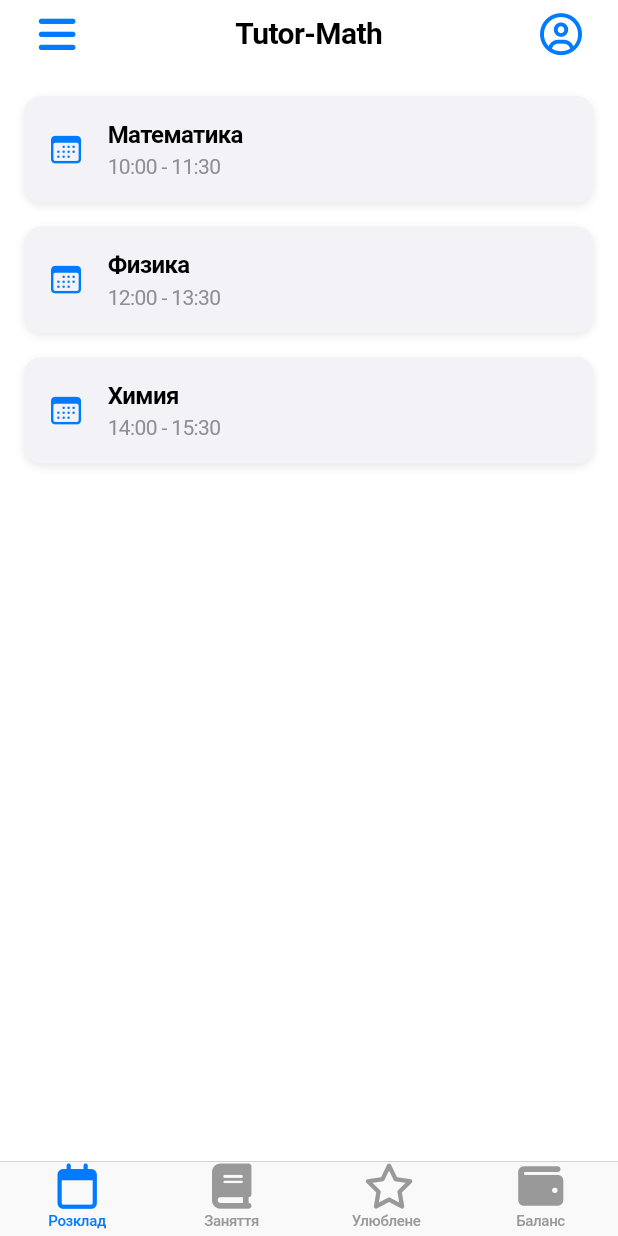
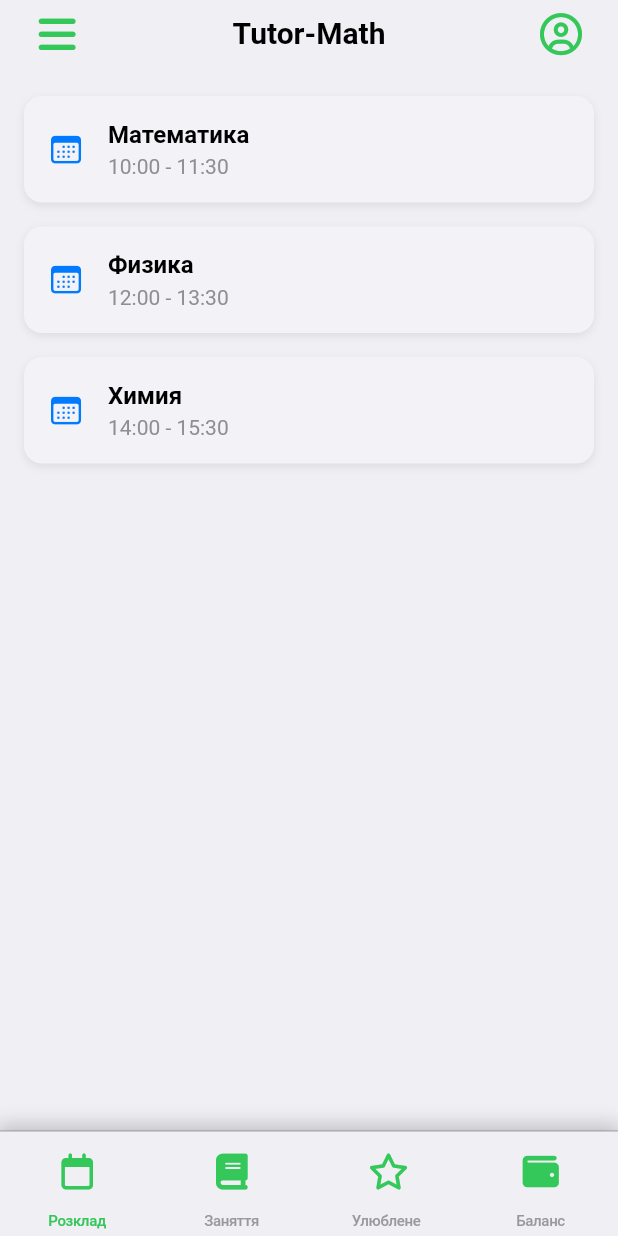
Before and after one commit to doobok/app_flutter_tutor_math, a Flutter app: the screen it shows after launch, on a phone screen of 412 x 824 dp. Run offline on Flutter 3.47's test engine with Material 3 defaults, Android fonts, the phone set to English and light mode, and no system bars; our stand-ins replace font_awesome_flutter.

Commit message:
Update theme

```diff
--- a/lib/app/app.dart
+++ /dev/null
@@ -1,14 +0,0 @@
-import 'package:flutter/cupertino.dart';
-import 'routes.dart';
-
-class App extends StatelessWidget {
-  const App({super.key});
-
-  @override
-  Widget build(BuildContext context) {
-    return CupertinoApp(
-      initialRoute: '/welcome',
-      onGenerateRoute: RouteGenerator.generateRoute,
-    );
-  }
-}
--- /dev/null
+++ b/lib/app/constants/app_constants.dart
@@ -0,0 +1,5 @@
+class AppConstants {
+  static const String appName = 'Tutor-Math';
+  static const String appVersion = '1.0.0';
+  static const String privacyPolicyUrl = 'https://example.com/privacy-policy';
+}
--- /dev/null
+++ b/lib/app/constants/app_theme.dart
@@ -0,0 +1,98 @@
+import 'package:flutter/cupertino.dart';
+
+class AppTheme {
+  static const Color primaryColor = CupertinoColors.activeGreen;
+  static const Color secondaryColor = CupertinoColors.systemGrey;
+  static const Color accentColor = CupertinoColors.systemYellow;
+  static const Color primaryTextColor = CupertinoColors.black;
+  static const Color secondaryTextColor = CupertinoColors.systemGrey;
+  static const Color lightBackgroundColor = CupertinoColors.extraLightBackgroundGray;
+  static const Color darkBackgroundColor = CupertinoColors.darkBackgroundGray;
+  static const Color lightCardColor = CupertinoColors.white;
+  static const Color darkCardColor = CupertinoColors.systemGrey6;
+  static const Color iconColor = CupertinoColors.activeGreen;
+
+  static const TextStyle lightTitleTextStyle = TextStyle(
+    fontSize: 24,
+    fontWeight: FontWeight.bold,
+    color: CupertinoColors.black,
+  );
+
+  static const TextStyle lightBodyTextStyle = TextStyle(
+    fontSize: 16,
+    color: CupertinoColors.black,
+  );
+
+  static const TextStyle lightCaptionTextStyle = TextStyle(
+    fontSize: 14,
+    color: CupertinoColors.systemGrey,
+  );
+
+  static const TextStyle darkTitleTextStyle = TextStyle(
+    fontSize: 24,
+    fontWeight: FontWeight.bold,
+    color: CupertinoColors.white,
+  );
+
+  static const TextStyle darkBodyTextStyle = TextStyle(
+    fontSize: 16,
+    color: CupertinoColors.white,
+  );
+
+  static const TextStyle darkCaptionTextStyle = TextStyle(
+    fontSize: 14,
+    color: CupertinoColors.systemGrey2,
+  );
+
+  static const double cardBorderRadius = 12.0;
+  static const double buttonBorderRadius = 8.0;
+  static const double defaultPadding = 16.0;
+  static const double smallPadding = 8.0;
+  static const double largePadding = 24.0;
+
+  static const BoxShadow cardShadow = BoxShadow(
+    color: CupertinoColors.systemGrey,
+    offset: Offset(0, 2),
+    blurRadius: 4,
+    spreadRadius: 0,
+  );
+
+  static const BoxShadow buttonShadow = BoxShadow(
+    color: CupertinoColors.systemGrey,
+    offset: Offset(0, 1),
+    blurRadius: 2,
+    spreadRadius: 0,
+  );
+
+  static const Duration buttonAnimationDuration = Duration(milliseconds: 200);
+  static const Duration pageTransitionDuration = Duration(milliseconds: 300);
+  static const double bottomBarIconSize = 24.0;
+  static const double cardIconSize = 32.0;
+
+  static final CupertinoThemeData lightTheme = CupertinoThemeData(
+    primaryColor: primaryColor,
+    textTheme: CupertinoTextThemeData(
+      textStyle: lightBodyTextStyle,
+      navTitleTextStyle: lightTitleTextStyle,
+    ),
+    barBackgroundColor: lightBackgroundColor,
+    scaffoldBackgroundColor: lightBackgroundColor,
+    primaryContrastingColor: iconColor,
+  );
+
+  static final CupertinoThemeData darkTheme = CupertinoThemeData(
+    primaryColor: primaryColor,
+    textTheme: CupertinoTextThemeData(
+      textStyle: darkBodyTextStyle,
+      navTitleTextStyle: darkTitleTextStyle,
+    ),
+    barBackgroundColor: darkBackgroundColor,
+    scaffoldBackgroundColor: darkBackgroundColor,
+    primaryContrastingColor: iconColor,
+  );
+
+  static CupertinoThemeData getTheme(BuildContext context) {
+    final brightness = MediaQuery.platformBrightnessOf(context);
+    return brightness == Brightness.dark ? darkTheme : lightTheme;
+  }
+}
--- a/lib/core/utils/bottom_bar.dart
+++ b/lib/core/utils/bottom_bar.dart
@@ -13,27 +13,76 @@ class BottomBar extends StatelessWidget {
 
   @override
   Widget build(BuildContext context) {
-    return CupertinoTabBar(
+    return Container(
+      decoration: BoxDecoration(
+        boxShadow: [
+          BoxShadow(
+            color: CupertinoColors.systemGrey.withOpacity(0.5),
+            spreadRadius: 2,
+            blurRadius: 10,
+            offset: const Offset(0, -2), // Тень сверху
+          ),
+        ],
+      ),
+      child: CupertinoTabBar(
         currentIndex: currentIndex,
         onTap: onTabSelected,
-      items: const <BottomNavigationBarItem>[
+        height: 70, // Увеличиваем высоту нижнего меню
+        items: <BottomNavigationBarItem>[
           BottomNavigationBarItem(
-          icon: Icon(FontAwesomeIcons.calendar),
+            icon: Icon(
+              FontAwesomeIcons.calendar,
+              size: 24, // Уменьшаем размер иконки
+              color: CupertinoTheme.of(context).primaryContrastingColor,
+            ),
+            activeIcon: Icon(
+              FontAwesomeIcons.calendar,
+              size: 24,
+              color: CupertinoTheme.of(context).primaryColor, // Цвет активной иконки
+            ),
             label: 'Розклад',
           ),
           BottomNavigationBarItem(
-          icon: Icon(FontAwesomeIcons.book),
+            icon: Icon(
+              FontAwesomeIcons.book,
+              size: 24, // Уменьшаем размер иконки
+              color: CupertinoTheme.of(context).primaryContrastingColor,
+            ),
+            activeIcon: Icon(
+              FontAwesomeIcons.book,
+              size: 24,
+              color: CupertinoTheme.of(context).primaryColor, // Цвет активной иконки
+            ),
             label: 'Заняття',
           ),
           BottomNavigationBarItem(
-          icon: Icon(FontAwesomeIcons.star),
+            icon: Icon(
+              FontAwesomeIcons.star,
+              size: 24, // Уменьшаем размер иконки
+              color: CupertinoTheme.of(context).primaryContrastingColor,
+            ),
+            activeIcon: Icon(
+              FontAwesomeIcons.star,
+              size: 24,
+              color: CupertinoTheme.of(context).primaryColor, // Цвет активной иконки
+            ),
             label: 'Улюблене',
           ),
           BottomNavigationBarItem(
-          icon: Icon(FontAwesomeIcons.wallet),
+            icon: Icon(
+              FontAwesomeIcons.wallet,
+              size: 24, // Уменьшаем размер иконки
+              color: CupertinoTheme.of(context).primaryContrastingColor,
+            ),
+            activeIcon: Icon(
+              FontAwesomeIcons.wallet,
+              size: 24,
+              color: CupertinoTheme.of(context).primaryColor, // Цвет активной иконки
+            ),
             label: 'Баланс',
           ),
         ],
+      ),
     );
   }
 }
--- a/lib/main.dart
+++ b/lib/main.dart
@@ -1,5 +1,7 @@
 import 'package:flutter/cupertino.dart';
-import 'app/app.dart';
+import 'app/constants/app_constants.dart';
+import 'app/constants/app_theme.dart';
+import 'app/routes.dart';
 
 void main() {
   runApp(const MyApp());
@@ -10,12 +12,14 @@ class MyApp extends StatelessWidget {
 
   @override
   Widget build(BuildContext context) {
-    return const CupertinoApp(
-      title: 'My App',
-      theme: CupertinoThemeData(
-        primaryColor: CupertinoColors.systemBlue,
+    return CupertinoTheme(
+      data: AppTheme.getTheme(context),
+      child: CupertinoApp(
+        title: AppConstants.appName,
+        theme: AppTheme.getTheme(context),
+        initialRoute: '/main',
+        onGenerateRoute: RouteGenerator.generateRoute,
       ),
-      home: App(),
     );
   }
 }
```
Lines whose indentation alone changed are shown as unchanged.
